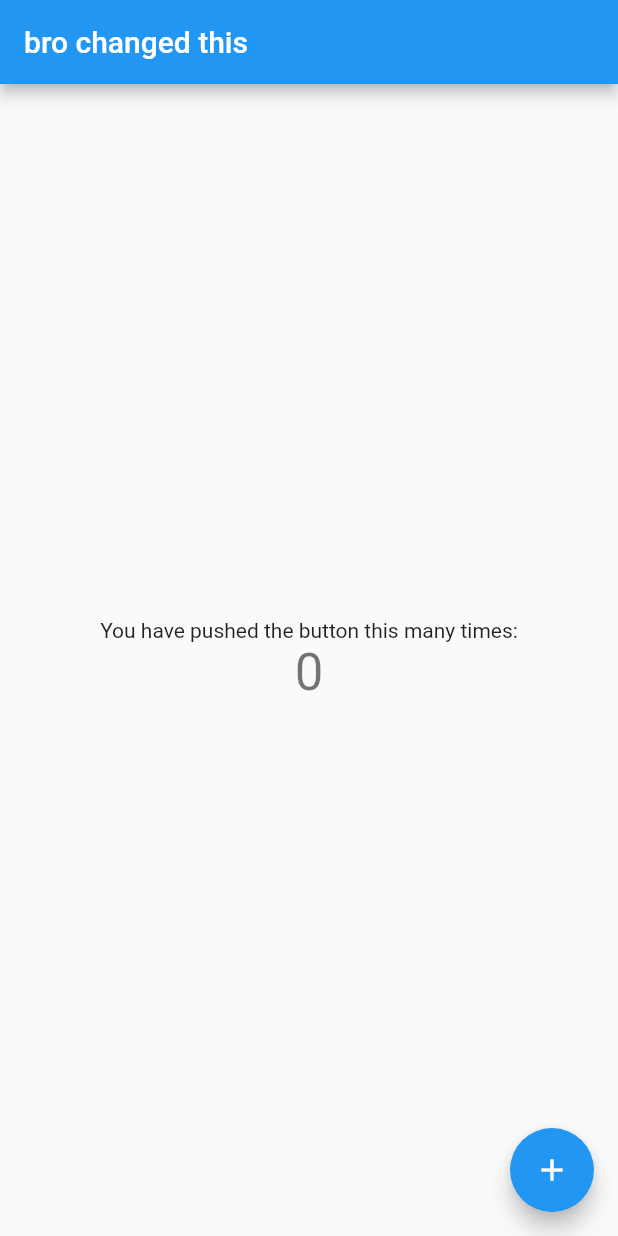
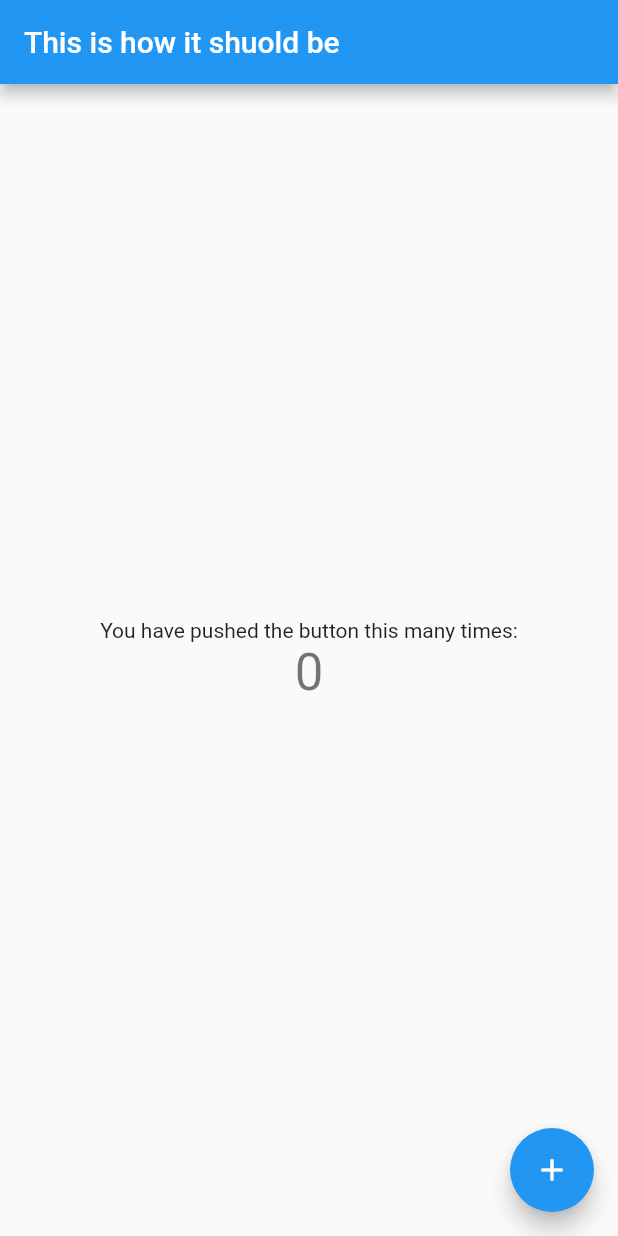
Before and after one commit to broCode96/The-Important-One-, a Flutter app: the screen it shows after launch, on a phone screen of 412 x 824 dp. Run offline on Flutter 3.47's test engine with Material 2 defaults, Android fonts, the phone set to English and light mode, and no system bars.

Commit message:
final bug fix

```diff
--- a/App/lib/main.dart
+++ b/App/lib/main.dart
@@ -9,7 +9,7 @@ class MyApp extends StatelessWidget {
   @override
   Widget build(BuildContext context) {
     return MaterialApp(
-      title: 'bro changes this as the second commit',
+      title: 'This is how it shuold be',
       theme: ThemeData(
         // This is the theme of your application.
         //
@@ -27,7 +27,7 @@ class MyApp extends StatelessWidget {
         visualDensity: VisualDensity.adaptivePlatformDensity,
       ),
 
-      home: MyHomePage(title: 'bro changed this'),
+      home: MyHomePage(title: 'This is how it shuold be'),
 
     );
   }
```
